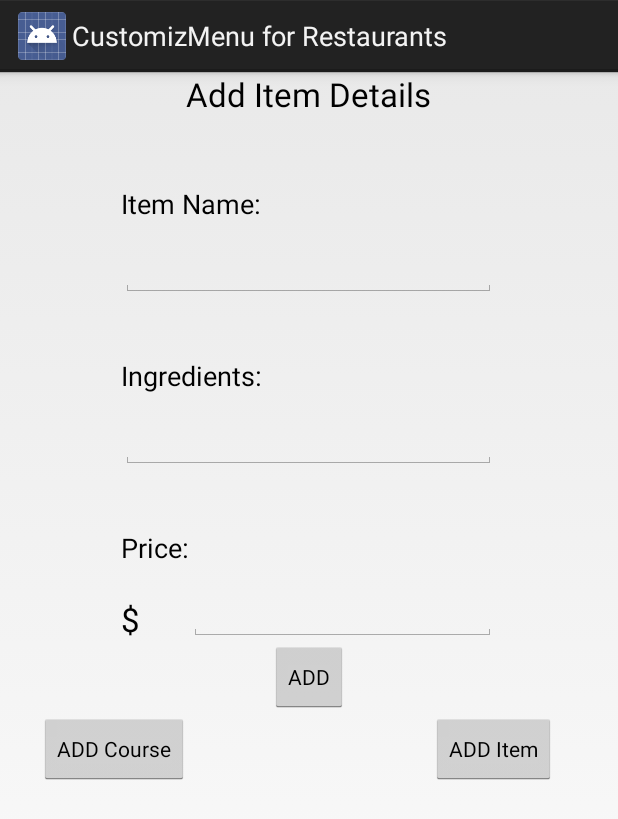
After one commit to arpitpanwar/CustomizeMenu, an Android app: the layout add_item.xml on its own in the app's theme, with its tools: preview values and no code run, on a phone screen of 412 x 824 dp. The commit adds this screen. Shown: the top 819 px of the screen. Run offline under Robolectric (Android 15) with nearby library versions, the phone set to English and light mode, and no system bars.

Commit message:
create activities (3)

```diff
--- a/CustomizMenuforRestaurants/app/src/main/res/layout/activity_main.xml
+++ b/CustomizMenuforRestaurants/app/src/main/res/layout/activity_main.xml
@@ -3,6 +3,7 @@
     android:layout_height="match_parent" android:paddingLeft="@dimen/activity_horizontal_margin"
     android:paddingRight="@dimen/activity_horizontal_margin"
     android:paddingTop="@dimen/activity_vertical_margin"
+
     android:paddingBottom="@dimen/activity_vertical_margin" tools:context=".MainActivity">
 
     <TextView android:text="@string/hello_world" android:layout_width="wrap_content"
--- /dev/null
+++ b/CustomizMenuforRestaurants/app/src/main/res/layout/add_item.xml
@@ -0,0 +1,111 @@
+<?xml version="1.0" encoding="utf-8"?>
+<RelativeLayout xmlns:android="http://schemas.android.com/apk/res/android"
+    android:layout_width="match_parent" android:layout_height="match_parent">
+
+    <TextView
+        android:layout_width="wrap_content"
+        android:layout_height="wrap_content"
+        android:textAppearance="?android:attr/textAppearanceLarge"
+        android:text="Add Item Details"
+        android:id="@+id/textView2"
+        android:layout_alignParentTop="true"
+        android:layout_centerHorizontal="true" />
+
+    <TextView
+        android:layout_width="wrap_content"
+        android:layout_height="wrap_content"
+        android:textAppearance="?android:attr/textAppearanceMedium"
+        android:text="Item Name:"
+        android:id="@+id/textView3"
+        android:layout_below="@+id/textView2"
+        android:layout_alignLeft="@+id/editText2"
+        android:layout_alignStart="@+id/editText2"
+        android:layout_marginTop="46dp" />
+
+    <EditText
+        android:layout_width="250dip"
+        android:layout_height="50dip"
+        android:id="@+id/editText2"
+        android:layout_below="@+id/textView3"
+        android:layout_centerHorizontal="true" />
+
+    <TextView
+        android:layout_width="wrap_content"
+        android:layout_height="wrap_content"
+        android:textAppearance="?android:attr/textAppearanceMedium"
+        android:text="Ingredients:"
+        android:id="@+id/textView4"
+        android:layout_marginTop="40dp"
+        android:layout_below="@+id/editText2"
+        android:layout_alignLeft="@+id/editText2"
+        android:layout_alignStart="@+id/editText2" />
+
+    <EditText
+        android:layout_width="250dip"
+        android:layout_height="50dip"
+        android:id="@+id/editText3"
+        android:layout_below="@+id/textView4"
+        android:layout_alignLeft="@+id/textView4"
+        android:layout_alignStart="@+id/textView4" />
+
+    <TextView
+        android:layout_width="wrap_content"
+        android:layout_height="wrap_content"
+        android:textAppearance="?android:attr/textAppearanceMedium"
+        android:text="Price:"
+        android:id="@+id/textView5"
+        android:layout_below="@+id/editText3"
+        android:layout_alignLeft="@+id/editText3"
+        android:layout_alignStart="@+id/editText3"
+        android:layout_marginTop="40dp" />
+
+    <EditText
+        android:layout_width="250dip"
+        android:layout_height="50dip"
+        android:id="@+id/editText4"
+        android:layout_below="@+id/textView5"
+        android:layout_alignRight="@+id/editText3"
+        android:layout_alignEnd="@+id/editText3"
+        android:layout_toRightOf="@+id/textView5"
+        android:layout_toEndOf="@+id/textView5" />
+
+    <TextView
+        android:layout_width="wrap_content"
+        android:layout_height="wrap_content"
+        android:textAppearance="?android:attr/textAppearanceLarge"
+        android:text="$"
+        android:id="@+id/textView6"
+        android:layout_alignBottom="@+id/editText4"
+        android:layout_alignLeft="@+id/textView5"
+        android:layout_alignStart="@+id/textView5" />
+
+    <Button
+        style="?android:attr/buttonStyleSmall"
+        android:layout_width="wrap_content"
+        android:layout_height="wrap_content"
+        android:text="ADD"
+        android:id="@+id/button5"
+        android:layout_below="@+id/editText4"
+        android:layout_centerHorizontal="true" />
+
+    <Button
+        style="?android:attr/buttonStyleSmall"
+        android:layout_width="wrap_content"
+        android:layout_height="wrap_content"
+        android:text="ADD Course"
+        android:id="@+id/button6"
+        android:layout_below="@+id/button5"
+        android:layout_toLeftOf="@+id/editText4"
+        android:layout_toStartOf="@+id/editText4" />
+
+    <Button
+        style="?android:attr/buttonStyleSmall"
+        android:layout_width="wrap_content"
+        android:layout_height="wrap_content"
+        android:text="ADD Item"
+        android:id="@+id/button7"
+        android:layout_below="@+id/button5"
+        android:layout_toRightOf="@+id/textView2"
+        android:layout_toEndOf="@+id/textView2" />
+
+</RelativeLayout>
```
Also changed, not shown: CustomizMenuforRestaurants/app/src/main/res/layout/create_add_course.xml (added, +32 -0 lines), CustomizMenuforRestaurants/app/src/main/res/layout/front_layout.xml (added, +38 -0 lines), CustomizMenuforRestaurants/app/src/main/ic_background-web.png (added), CustomizMenuforRestaurants/app/src/main/res/drawable-hdpi/ic_background.png (added), CustomizMenuforRestaurants/app/src/main/res/drawable-mdpi/ic_background.png (added), CustomizMenuforRestaurants/app/src/main/res/drawable-xhdpi/ic_background.png (added), CustomizMenuforRestaurants/app/src/main/res/drawable-xxhdpi/ic_background.png (added), 2 other files.
